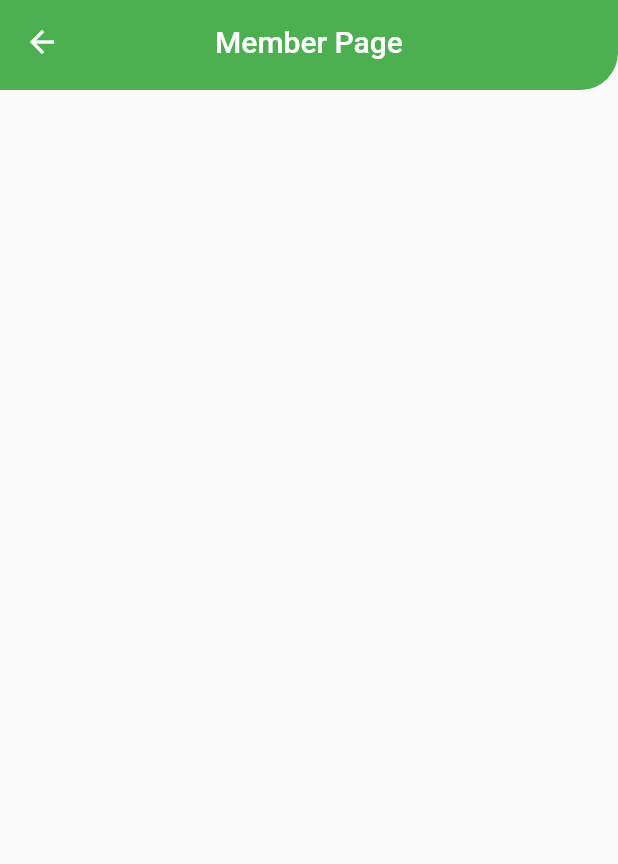
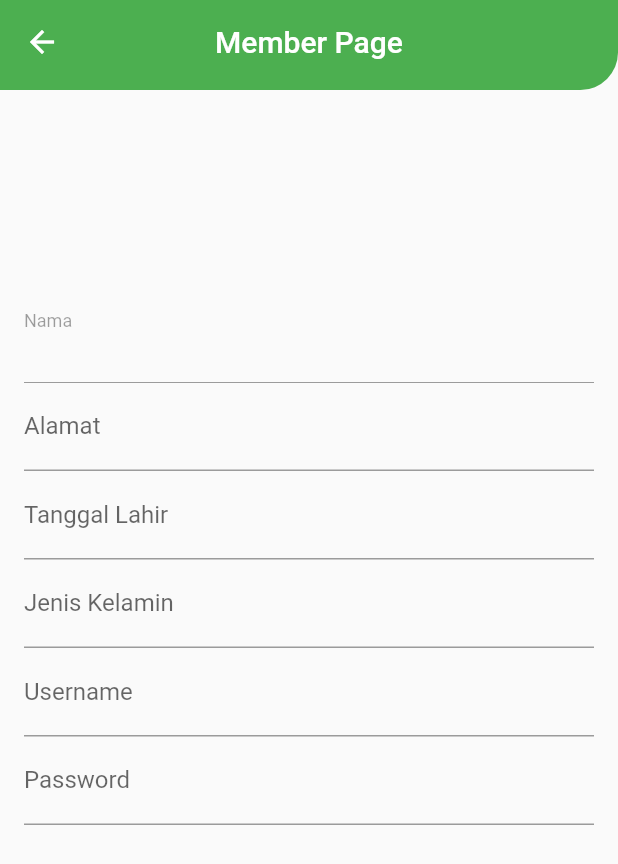
Before and after one commit to randyprimaputra/jobtes, a Flutter app: the MemberPage screen opened directly, on a phone screen of 412 x 824 dp. Shown: the top 864 px of the screen. Run offline on Flutter 3.47's test engine with Material 2 defaults, Android fonts, the phone set to English and light mode, and no system bars; our stand-ins replace fluttertoast, google_fonts, shared_preferences, sqflite; accounts and stored records are empty.

Commit message:
Update member_page.dart

```diff
--- a/flutter_apk/lib/pages/member/member_page.dart
+++ b/flutter_apk/lib/pages/member/member_page.dart
@@ -1,6 +1,7 @@
 import 'package:flutter/material.dart';
 
 import '../../components/my_appbar.dart';
+import '../../db/database_instance.dart';
 
 class MemberPage extends StatefulWidget {
   const MemberPage({super.key});
@@ -10,12 +11,54 @@ class MemberPage extends StatefulWidget {
 }
 
 class _MemberPageState extends State<MemberPage> {
+  DatabaseInstance databaseInstance = DatabaseInstance();
+  TextEditingController nameController = TextEditingController();
+  TextEditingController alamatController = TextEditingController();
+  TextEditingController tanggalLahirController = TextEditingController();
+  TextEditingController jenisKelaminController = TextEditingController();
+  TextEditingController usernameController = TextEditingController();
+  TextEditingController passwordController = TextEditingController();
+
   @override
   Widget build(BuildContext context) {
     // Use the username and password here as needed
     return Scaffold(
       appBar: const MyAppBar(title: 'Member Page'),
-      body: Container(),
+      body: Padding(
+        padding: const EdgeInsets.all(16.0),
+        child: SingleChildScrollView(
+          child: Column(
+            mainAxisAlignment: MainAxisAlignment.start,
+            children: const [
+              SizedBox(
+                width: 120,
+                height: 120,
+              ),
+              TextField(
+                decoration: InputDecoration(labelText: 'Nama'),
+                enabled: false,
+                controller: TextEditingController(text: ' '),
+              ),
+              TextField(
+                decoration: InputDecoration(labelText: 'Alamat'),
+              ),
+              TextField(
+                decoration: InputDecoration(labelText: 'Tanggal Lahir'),
+              ),
+              TextField(
+                decoration: InputDecoration(labelText: 'Jenis Kelamin'),
+              ),
+              TextField(
+                decoration: InputDecoration(labelText: 'Username'),
+              ),
+              TextField(
+                decoration: InputDecoration(labelText: 'Password'),
+                obscureText: true,
+              ),
+            ],
+          ),
+        ),
+      ),
     );
   }
 }
```
